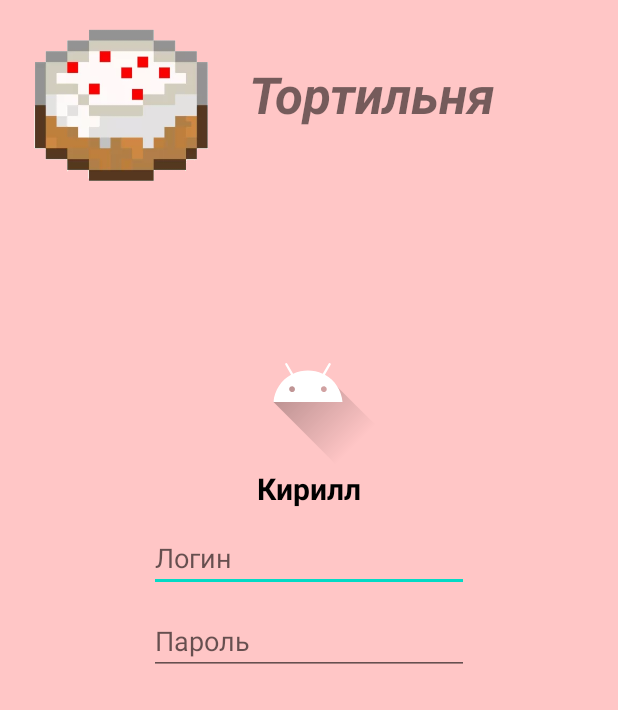
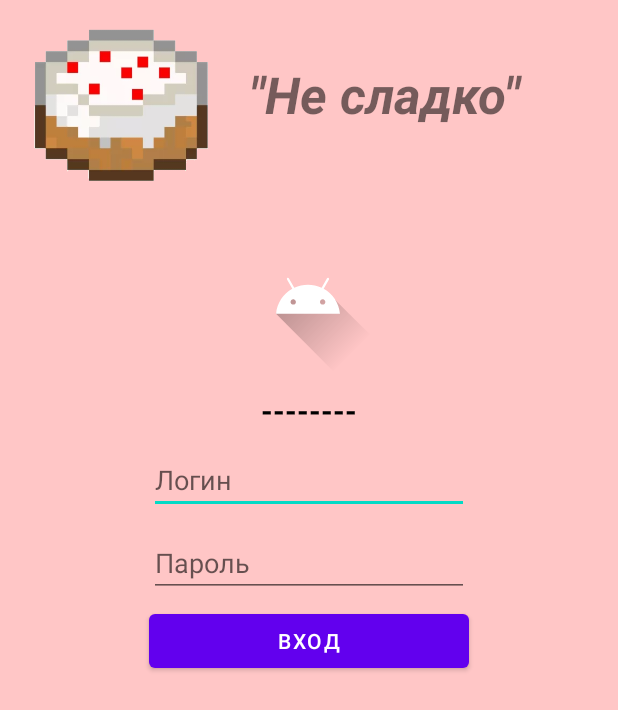
Before and after one commit to Refug1/Retrofit, an Android app: the LoginFragment screen opened directly, with no data from a screen before it, on a phone screen of 412 x 824 dp. Shown: the top 710 px of the screen. Run offline under Robolectric (Android 15) with nearby library versions, the phone set to English and light mode, and no system bars; our stand-ins replace Picasso; pictures from the network do not load.

Commit message:
Lession 8

```diff
--- a/app/src/main/java/com/example/retrofit/LoginFragment.kt
+++ b/app/src/main/java/com/example/retrofit/LoginFragment.kt
@@ -8,9 +8,24 @@ import android.view.ViewGroup
 import androidx.fragment.app.activityViewModels
 import androidx.navigation.fragment.findNavController
 import com.example.retrofit.databinding.FragmentLoginBinding
+import com.example.retrofit.retrofit.AuthRequest
+import com.example.retrofit.retrofit.MainApi
+import com.squareup.picasso.Picasso
+import kotlinx.coroutines.CoroutineScope
+import kotlinx.coroutines.Dispatchers
+import kotlinx.coroutines.launch
+import okhttp3.OkHttpClient
+import okhttp3.logging.HttpLoggingInterceptor
+import org.json.JSONObject
+import retrofit2.Retrofit
+import retrofit2.converter.gson.GsonConverterFactory
+
+// username: kminchelle
+// password: 0lelplR
 
 class LoginFragment : Fragment() {
     private lateinit var binding: FragmentLoginBinding
+    private lateinit var mainApi: MainApi
     private val viewModel: LoginViewModel by activityViewModels()
 
     override fun onCreateView(
@@ -23,10 +38,53 @@ class LoginFragment : Fragment() {
 
     override fun onViewCreated(view: View, savedInstanceState: Bundle?) {
         super.onViewCreated(view, savedInstanceState)
+        initRetrofit()
+        binding.apply {
+            bNext.setOnClickListener {
+                findNavController().navigate(R.id.action_loginFragment_to_productsFragment)
+            }
+            bSignIn.setOnClickListener {
+                auth(
+                    AuthRequest(
+                        login.text.toString(),
+                        password.text.toString()
+                    )
+                )
+            }
+        }
+    }
 
-        binding.bNext.setOnClickListener {
-            findNavController().navigate(R.id.action_loginFragment_to_productsFragment)
-            viewModel.token.value = "eklgjasdlfkgjalsdfkgjasdlfkg"
+    private fun initRetrofit(){
+        val interceptor = HttpLoggingInterceptor()
+        interceptor.level = HttpLoggingInterceptor.Level.BODY
+
+        val client = OkHttpClient.Builder()
+            .addInterceptor(interceptor)
+            .build()
+
+        val retrofit = Retrofit.Builder()
+            .baseUrl("https://dummyjson.com").client(client)
+            .addConverterFactory(GsonConverterFactory.create()).build()
+        mainApi = retrofit.create(MainApi::class.java)
+    }
+
+    private fun auth(authRequest: AuthRequest){
+        CoroutineScope(Dispatchers.IO).launch{
+            val response = mainApi.auth(authRequest)
+            val message = response.errorBody()?.string()?.let {
+                JSONObject(it).getString("message")
+            }
+            requireActivity().runOnUiThread {
+                binding.error.text = message
+                val user = response.body()
+                if(user != null){
+                    Picasso.get().load(user.image).into(binding.imageView)
+                    binding.name.text = user.firstName
+                    binding.bNext.visibility = View.VISIBLE
+                    viewModel.token.value = user.token
+                }
+            }
+
         }
     }
 }
--- a/app/src/main/java/com/example/retrofit/retrofit/MainApi.kt
+++ b/app/src/main/java/com/example/retrofit/retrofit/MainApi.kt
@@ -1,4 +1,5 @@
 package com.example.retrofit.retrofit
+
 import retrofit2.http.Body
 import retrofit2.http.GET
 import retrofit2.http.POST
@@ -6,22 +7,23 @@ import retrofit2.http.Path
 import retrofit2.http.Query
 import retrofit2.http.Header
 import retrofit2.http.Headers
+import retrofit2.Response
+
 
 interface MainApi {
-    @GET("products/{id}")
+    @GET("auth/products/{id}")
     suspend fun getProductById(@Path("id") id: Int): Product
 
     @POST("auth/login")
-    suspend fun auth(@Body authRequest: AuthRequest): User
+    suspend fun auth(@Body authRequest: AuthRequest): Response<User>
 
-    @GET("products")
-    suspend fun getAllProducts(): Products
-
-    @GET("products/search")
-    suspend fun getProductsByName(@Query("q") name: String): Products
+    @Headers("Content-Type: application/json")
+    @GET("auth/products")
+    suspend fun getAllProducts(@Header("Authorization") token: String): Products
 
     @Headers("Content-Type: application/json")
     @GET("auth/products/search")
     suspend fun getProductsByNameAuth(@Header("Authorization") token: String,
                                       @Query("q") name: String): Products
+
 }
--- a/app/src/main/res/layout/content_base.xml
+++ b/app/src/main/res/layout/content_base.xml
@@ -37,7 +37,7 @@
         android:layout_height="59dp"
         android:layout_marginStart="20dp"
         android:layout_marginTop="24dp"
-        android:text="Тортильня"
+        android:text="&quot;Не сладко&quot;"
         android:textSize="34sp"
         android:textStyle="bold|italic"
         app:layout_constraintStart_toEndOf="@+id/imageView2"
--- a/app/src/main/res/layout/fragment_login.xml
+++ b/app/src/main/res/layout/fragment_login.xml
@@ -10,7 +10,8 @@
         android:id="@+id/name"
         android:layout_width="wrap_content"
         android:layout_height="wrap_content"
-        android:text="Кирилл"
+        android:layout_marginTop="10dp"
+        android:text="--------"
         android:textColor="#000000"
         android:textSize="20sp"
         android:textStyle="bold"
@@ -32,9 +33,9 @@
 
     <ImageView
         android:id="@+id/imageView"
-        android:layout_width="wrap_content"
-        android:layout_height="wrap_content"
-        android:layout_marginTop="204dp"
+        android:layout_width="100dp"
+        android:layout_height="100dp"
+        android:layout_marginTop="150dp"
         android:src="@drawable/ic_launcher_foreground"
         app:layout_constraintEnd_toEndOf="parent"
         app:layout_constraintHorizontal_bias="0.498"
@@ -51,7 +52,8 @@
         android:inputType="textPersonName"
         app:layout_constraintEnd_toEndOf="parent"
         app:layout_constraintStart_toStartOf="parent"
-        app:layout_constraintTop_toBottomOf="@+id/name" />
+        app:layout_constraintTop_toBottomOf="@+id/name"
+        tools:ignore="TouchTargetSizeCheck" />
 
     <EditText
         android:id="@+id/password"
@@ -63,5 +65,27 @@
         android:inputType="textPassword"
         app:layout_constraintEnd_toEndOf="parent"
         app:layout_constraintStart_toStartOf="parent"
-        app:layout_constraintTop_toBottomOf="@+id/login" />
+        app:layout_constraintTop_toBottomOf="@+id/login"
+        tools:ignore="TouchTargetSizeCheck" />
+
+    <Button
+        android:id="@+id/bSignIn"
+        android:layout_width="0dp"
+        android:layout_height="wrap_content"
+        android:layout_marginTop="5dp"
+        android:text="ВХОД"
+        app:layout_constraintEnd_toEndOf="@+id/password"
+        app:layout_constraintStart_toStartOf="@+id/password"
+        app:layout_constraintTop_toBottomOf="@+id/password" />
+
+    <TextView
+        android:id="@+id/error"
+        android:layout_width="wrap_content"
+        android:layout_height="wrap_content"
+        android:textColor="#FF0000"
+        android:visibility="visible"
+        app:layout_constraintBottom_toTopOf="@+id/imageView"
+        app:layout_constraintEnd_toEndOf="parent"
+        app:layout_constraintStart_toStartOf="parent"
+        app:layout_constraintTop_toTopOf="parent" />
 </androidx.constraintlayout.widget.ConstraintLayout>
```
Also changed, not shown: app/src/main/java/com/example/retrofit/ProductsFragment.kt (+41 -3 lines).
